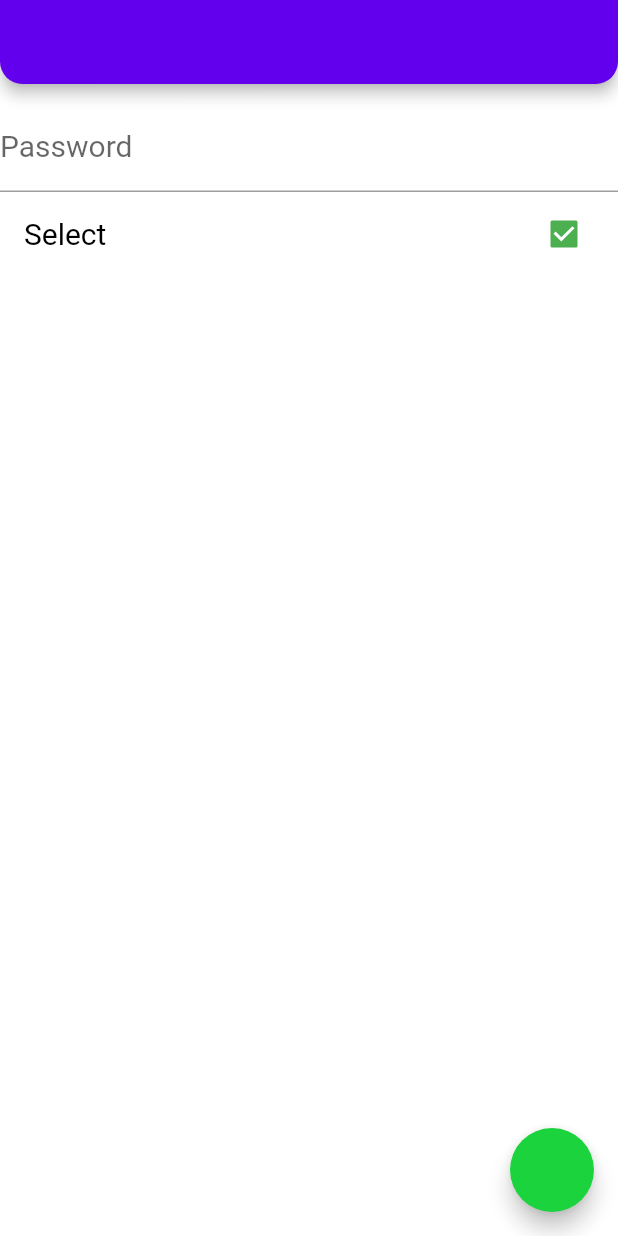
After one commit to enescangull/flutter_full_learn, a Flutter app: the screen it shows after launch, on a phone screen of 412 x 824 dp. The commit adds this screen. Run offline on Flutter 3.47's test engine with Material 2 defaults, Android fonts, the phone set to English and light mode, and no system bars; our stand-ins replace dio.

Commit message:
theme learn

```diff
--- /dev/null
+++ b/lib/202/password_text_field_learn_view.dart
@@ -0,0 +1,50 @@
+import 'package:flutter/material.dart';
+
+class PasswordTextField extends StatefulWidget {
+  const PasswordTextField({super.key, this.controller});
+  final TextEditingController? controller;
+
+  @override
+  State<PasswordTextField> createState() => _PasswordTextFieldState();
+}
+
+class _PasswordTextFieldState extends State<PasswordTextField> {
+  bool _isSecure = true;
+  void _changeVis() {
+    setState(() {
+      _isSecure = !_isSecure;
+    });
+  }
+
+  @override
+  Widget build(BuildContext context) {
+    return TextField(
+      controller: widget.controller,
+      autofillHints: const [AutofillHints.password],
+      keyboardType: TextInputType.visiblePassword,
+      obscureText: _isSecure,
+      obscuringCharacter: '/',
+      decoration: InputDecoration(
+          border: UnderlineInputBorder(),
+          hintText: 'Password',
+          suffix: _onVisibilityMethod()),
+    );
+  }
+
+  IconButton _onVisibilityMethod() {
+    return IconButton(
+      onPressed: () {
+        _changeVis();
+      },
+      icon: AnimatedCrossFade(
+          firstChild: Icon(Icons.visibility_outlined),
+          secondChild: Icon(Icons.visibility_off_outlined),
+          crossFadeState:
+              _isSecure ? CrossFadeState.showFirst : CrossFadeState.showSecond,
+          duration: Duration(milliseconds: 500)),
+      // icon: Icon(_isSecure
+      //     ? Icons.visibility_outlined
+      //     : Icons.visibility_off_outlined),
+    );
+  }
+}
--- /dev/null
+++ b/lib/202/theme/light_theme.dart
@@ -0,0 +1,36 @@
+import 'package:flutter/material.dart';
+
+class LightTheme {
+  final _lightColor = _LightThemeColors();
+
+  late ThemeData theme;
+  LightTheme() {
+    theme = ThemeData(
+        scaffoldBackgroundColor: Colors.white.withOpacity(0.9),
+        appBarTheme: AppBarTheme(
+            shape: RoundedRectangleBorder(
+                borderRadius:
+                    BorderRadius.vertical(bottom: Radius.circular(15)))),
+        floatingActionButtonTheme:
+            FloatingActionButtonThemeData(backgroundColor: Colors.green),
+        buttonTheme: ButtonThemeData(
+            colorScheme: ColorScheme.light(
+          onPrimary: Colors.purple,
+          onSecondary: _lightColor._walledGarden,
+        )),
+        colorScheme: const ColorScheme.light(),
+        checkboxTheme: CheckboxThemeData(
+            fillColor: MaterialStateProperty.all(Colors.green),
+            side: const BorderSide(color: Colors.red)),
+        textTheme: ThemeData.light().textTheme.copyWith(
+                subtitle1: TextStyle(
+              fontSize: 20,
+              color: _lightColor._textColor,
+            )));
+  }
+}
+
+class _LightThemeColors {
+  final Color _textColor = Color.fromARGB(255, 0, 0, 0);
+  final Color _walledGarden = Color.fromARGB(255, 27, 211, 61);
+}
--- /dev/null
+++ b/lib/202/theme_learn_view.dart
@@ -0,0 +1,32 @@
+import 'package:flutter/material.dart';
+import 'package:flutter_full_learn/202/password_text_field_learn_view.dart';
+
+class ThemeLearnView extends StatefulWidget {
+  const ThemeLearnView({super.key});
+
+  @override
+  State<ThemeLearnView> createState() => _ThemeLearnViewState();
+}
+
+class _ThemeLearnViewState extends State<ThemeLearnView> {
+  @override
+  Widget build(BuildContext context) {
+    return Scaffold(
+      appBar: AppBar(),
+      floatingActionButton: FloatingActionButton(
+        backgroundColor: Theme.of(context).buttonTheme.colorScheme?.onSecondary,
+        onPressed: () {},
+      ),
+      body: Column(
+        children: [
+          PasswordTextField(),
+          CheckboxListTile(
+            value: true,
+            onChanged: (val) {},
+            title: const Text('Select'),
+          )
+        ],
+      ),
+    );
+  }
+}
```
Also changed, not shown: lib/202/widget_size_enum_learn_view.dart (added, +46 -0 lines), lib/main.dart (+43 -38 lines).
